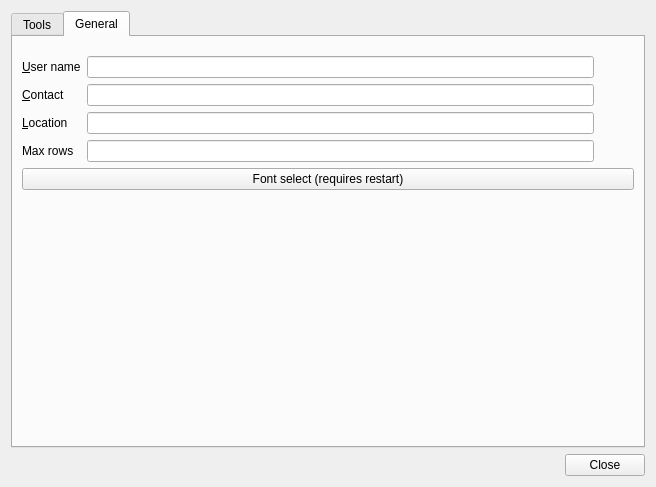
The window that src/SettingsWindow.ui (micwik/ArnBrowser) describes before a commit, drawn with Qt 5.
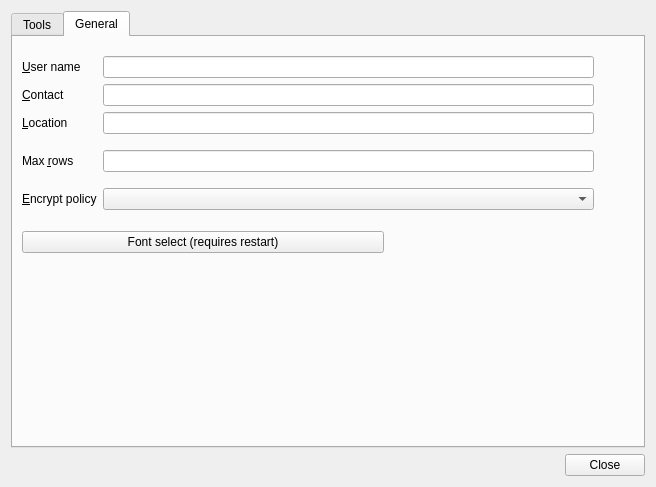
The same window after the commit.

Commit message: Added setting for encrypt policy

```diff
--- a/src/SettingsWindow.ui
+++ b/src/SettingsWindow.ui
@@ -173,6 +173,42 @@
                <item row="0" column="1">
                 <widget class="QLineEdit" name="userNameEdit"/>
                </item>
+               <item row="4" column="0">
+                <widget class="QLabel" name="rowsTxt">
+                 <property name="text">
+                  <string>Max &amp;rows</string>
+                 </property>
+                 <property name="buddy">
+                  <cstring>rowsEdit</cstring>
+                 </property>
+                </widget>
+               </item>
+               <item row="2" column="0">
+                <widget class="QLabel" name="locationTxt">
+                 <property name="text">
+                  <string>&amp;Location</string>
+                 </property>
+                 <property name="buddy">
+                  <cstring>locationEdit</cstring>
+                 </property>
+                </widget>
+               </item>
+               <item row="3" column="0">
+                <spacer name="verticalSpacer_5">
+                 <property name="orientation">
+                  <enum>Qt::Vertical</enum>
+                 </property>
+                 <property name="sizeType">
+                  <enum>QSizePolicy::Fixed</enum>
+                 </property>
+                 <property name="sizeHint" stdset="0">
+                  <size>
+                   <width>20</width>
+                   <height>10</height>
+                  </size>
+                 </property>
+                </spacer>
+               </item>
                <item row="0" column="0">
                 <widget class="QLabel" name="userNameTxt">
                  <property name="text">
@@ -186,18 +222,8 @@
                <item row="2" column="1">
                 <widget class="QLineEdit" name="locationEdit"/>
                </item>
-               <item row="1" column="1">
-                <widget class="QLineEdit" name="contactEdit"/>
-               </item>
-               <item row="2" column="0">
-                <widget class="QLabel" name="locationTxt">
-                 <property name="text">
-                  <string>&amp;Location</string>
-                 </property>
-                 <property name="buddy">
-                  <cstring>locationEdit</cstring>
-                 </property>
-                </widget>
+               <item row="6" column="1">
+                <widget class="QComboBox" name="encryptEdit"/>
                </item>
                <item row="1" column="0">
                 <widget class="QLabel" name="contactTxt">
@@ -209,7 +235,36 @@
                  </property>
                 </widget>
                </item>
-               <item row="3" column="1">
+               <item row="6" column="0">
+                <widget class="QLabel" name="encryptTxt">
+                 <property name="text">
+                  <string>&amp;Encrypt policy</string>
+                 </property>
+                 <property name="buddy">
+                  <cstring>encryptEdit</cstring>
+                 </property>
+                </widget>
+               </item>
+               <item row="5" column="0">
+                <spacer name="verticalSpacer_6">
+                 <property name="orientation">
+                  <enum>Qt::Vertical</enum>
+                 </property>
+                 <property name="sizeType">
+                  <enum>QSizePolicy::Fixed</enum>
+                 </property>
+                 <property name="sizeHint" stdset="0">
+                  <size>
+                   <width>20</width>
+                   <height>10</height>
+                  </size>
+                 </property>
+                </spacer>
+               </item>
+               <item row="1" column="1">
+                <widget class="QLineEdit" name="contactEdit"/>
+               </item>
+               <item row="4" column="1">
                 <widget class="QLineEdit" name="rowsEdit">
                  <property name="sizePolicy">
                   <sizepolicy hsizetype="Expanding" vsizetype="Fixed">
@@ -228,13 +283,6 @@
                  </property>
                 </widget>
                </item>
-               <item row="3" column="0">
-                <widget class="QLabel" name="rowsTxt">
-                 <property name="text">
-                  <string>Max rows</string>
-                 </property>
-                </widget>
-               </item>
               </layout>
              </item>
              <item>
@@ -256,11 +304,47 @@
             </layout>
            </item>
            <item>
-            <widget class="QPushButton" name="fontButton">
-             <property name="text">
-              <string>Font select (requires restart)</string>
+            <spacer name="verticalSpacer_7">
+             <property name="orientation">
+              <enum>Qt::Vertical</enum>
              </property>
-            </widget>
+             <property name="sizeType">
+              <enum>QSizePolicy::Preferred</enum>
+             </property>
+             <property name="sizeHint" stdset="0">
+              <size>
+               <width>20</width>
+               <height>15</height>
+              </size>
+             </property>
+            </spacer>
+           </item>
+           <item>
+            <layout class="QGridLayout" name="gridLayout_4" columnminimumwidth="0,0">
+             <item row="0" column="0">
+              <widget class="QPushButton" name="fontButton">
+               <property name="text">
+                <string>Font select (requires restart)</string>
+               </property>
+              </widget>
+             </item>
+             <item row="0" column="1">
+              <spacer name="horizontalSpacer_3">
+               <property name="orientation">
+                <enum>Qt::Horizontal</enum>
+               </property>
+               <property name="sizeType">
+                <enum>QSizePolicy::Fixed</enum>
+               </property>
+               <property name="sizeHint" stdset="0">
+                <size>
+                 <width>250</width>
+                 <height>20</height>
+                </size>
+               </property>
+              </spacer>
+             </item>
+            </layout>
            </item>
            <item>
             <spacer name="verticalSpacer_4">
```
The commit also changes 4 other files.
